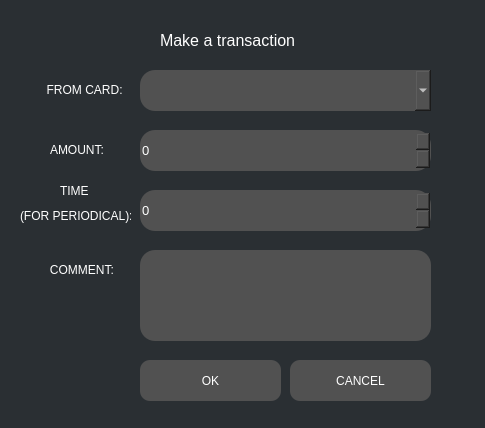
The window that GUI/TransactionFrame.ui (i800/BankClient) describes before a commit, drawn with Qt 5.
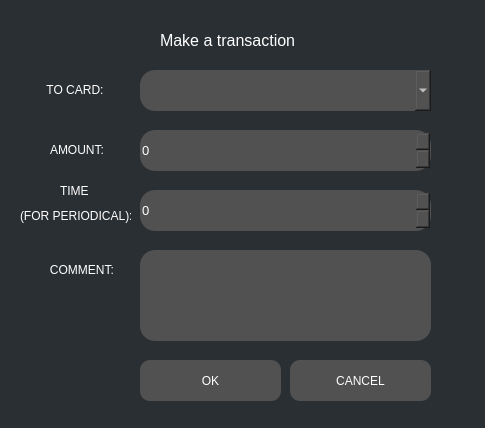
The same window after the commit.

Diff of the .ui file:
```diff
--- a/GUI/TransactionFrame.ui
+++ b/GUI/TransactionFrame.ui
@@ -84,7 +84,7 @@
     </rect>
    </property>
    <property name="text">
-    <string>  FROM CARD:</string>
+    <string>  TO CARD:</string>
    </property>
   </widget>
   <widget class="QComboBox" name="cardChooser">
```
